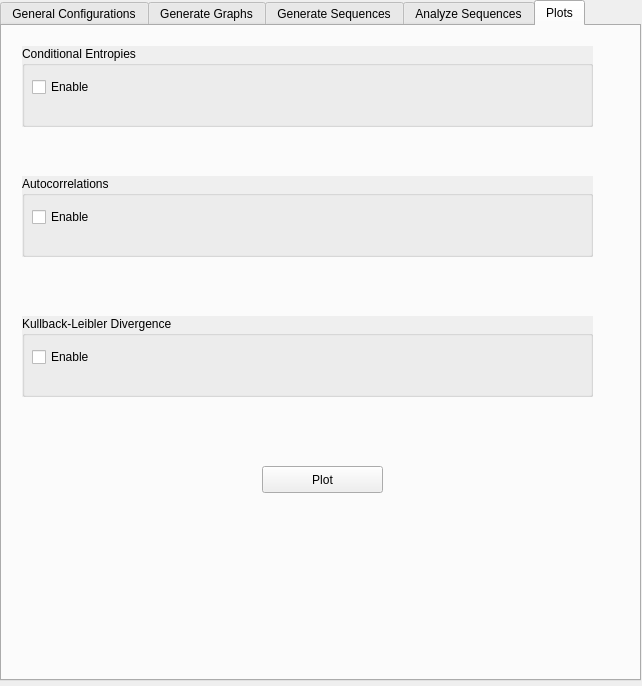
Qt form GUI/generatr.ui (franchenstein/graphMinimization) before a commit.
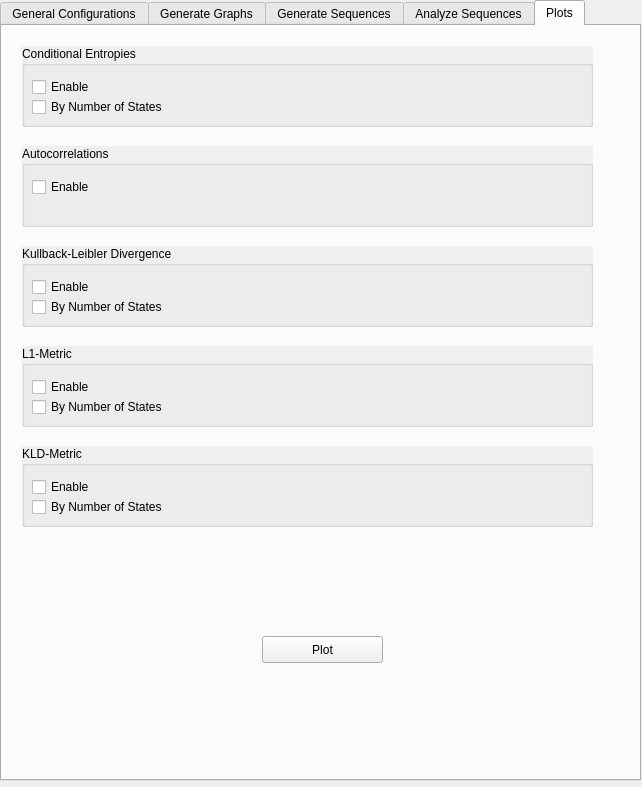
The same form after that commit. The open tabs and pages were chosen to show the change.

Patch:
```diff
--- a/GUI/generatr.ui
+++ b/GUI/generatr.ui
@@ -7,7 +7,7 @@
     <x>0</x>
     <y>0</y>
     <width>642</width>
-    <height>686</height>
+    <height>787</height>
    </rect>
   </property>
   <property name="windowTitle">
@@ -19,7 +19,7 @@
      <x>0</x>
      <y>0</y>
      <width>641</width>
-     <height>681</height>
+     <height>781</height>
     </rect>
    </property>
    <property name="currentIndex">
@@ -866,7 +866,7 @@
      <property name="geometry">
       <rect>
        <x>260</x>
-       <y>440</y>
+       <y>610</y>
        <width>121</width>
        <height>27</height>
       </rect>
@@ -879,7 +879,7 @@
      <property name="geometry">
       <rect>
        <x>20</x>
-       <y>290</y>
+       <y>220</y>
        <width>571</width>
        <height>81</height>
       </rect>
@@ -903,12 +903,25 @@
        <string>Enable</string>
       </property>
      </widget>
+     <widget class="QCheckBox" name="plot_kld_bynostates">
+      <property name="geometry">
+       <rect>
+        <x>10</x>
+        <y>50</y>
+        <width>171</width>
+        <height>22</height>
+       </rect>
+      </property>
+      <property name="text">
+       <string>By Number of States</string>
+      </property>
+     </widget>
     </widget>
     <widget class="QGroupBox" name="groupBox_26">
      <property name="geometry">
       <rect>
        <x>20</x>
-       <y>150</y>
+       <y>120</y>
        <width>571</width>
        <height>81</height>
       </rect>
@@ -959,6 +972,103 @@
       </property>
       <property name="text">
        <string>Enable</string>
+      </property>
+     </widget>
+     <widget class="QCheckBox" name="plot_entropy_bynostates">
+      <property name="geometry">
+       <rect>
+        <x>10</x>
+        <y>50</y>
+        <width>171</width>
+        <height>22</height>
+       </rect>
+      </property>
+      <property name="text">
+       <string>By Number of States</string>
+      </property>
+     </widget>
+    </widget>
+    <widget class="QGroupBox" name="groupBox_28">
+     <property name="geometry">
+      <rect>
+       <x>20</x>
+       <y>320</y>
+       <width>571</width>
+       <height>81</height>
+      </rect>
+     </property>
+     <property name="autoFillBackground">
+      <bool>true</bool>
+     </property>
+     <property name="title">
+      <string>L1-Metric</string>
+     </property>
+     <widget class="QCheckBox" name="plot_l1metric">
+      <property name="geometry">
+       <rect>
+        <x>10</x>
+        <y>30</y>
+        <width>97</width>
+        <height>22</height>
+       </rect>
+      </property>
+      <property name="text">
+       <string>Enable</string>
+      </property>
+     </widget>
+     <widget class="QCheckBox" name="plot_l1metric_bynostate">
+      <property name="geometry">
+       <rect>
+        <x>10</x>
+        <y>50</y>
+        <width>171</width>
+        <height>22</height>
+       </rect>
+      </property>
+      <property name="text">
+       <string>By Number of States</string>
+      </property>
+     </widget>
+    </widget>
+    <widget class="QGroupBox" name="groupBox_29">
+     <property name="geometry">
+      <rect>
+       <x>20</x>
+       <y>420</y>
+       <width>571</width>
+       <height>81</height>
+      </rect>
+     </property>
+     <property name="autoFillBackground">
+      <bool>true</bool>
+     </property>
+     <property name="title">
+      <string>KLD-Metric</string>
+     </property>
+     <widget class="QCheckBox" name="plot_kldmetric">
+      <property name="geometry">
+       <rect>
+        <x>10</x>
+        <y>30</y>
+        <width>97</width>
+        <height>22</height>
+       </rect>
+      </property>
+      <property name="text">
+       <string>Enable</string>
+      </property>
+     </widget>
+     <widget class="QCheckBox" name="plot_kldmetric_bynostates">
+      <property name="geometry">
+       <rect>
+        <x>10</x>
+        <y>50</y>
+        <width>171</width>
+        <height>22</height>
+       </rect>
+      </property>
+      <property name="text">
+       <string>By Number of States</string>
       </property>
      </widget>
     </widget>
```
Left out of the diff: 179 changed lines with no effect on the pictures.
